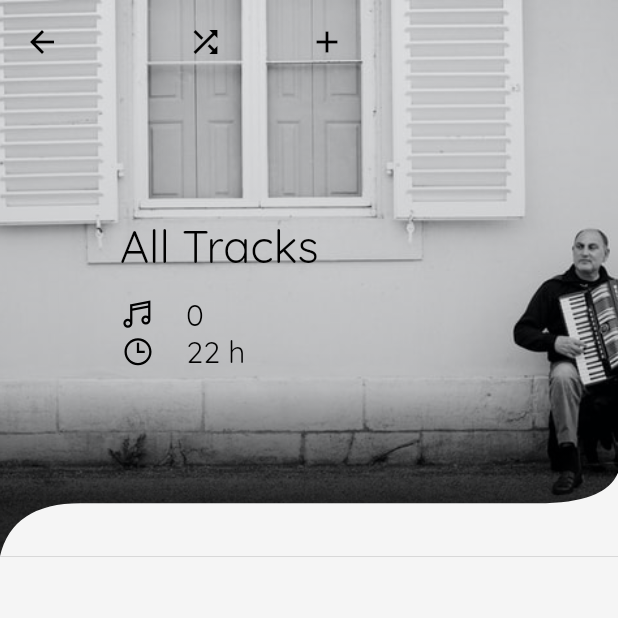
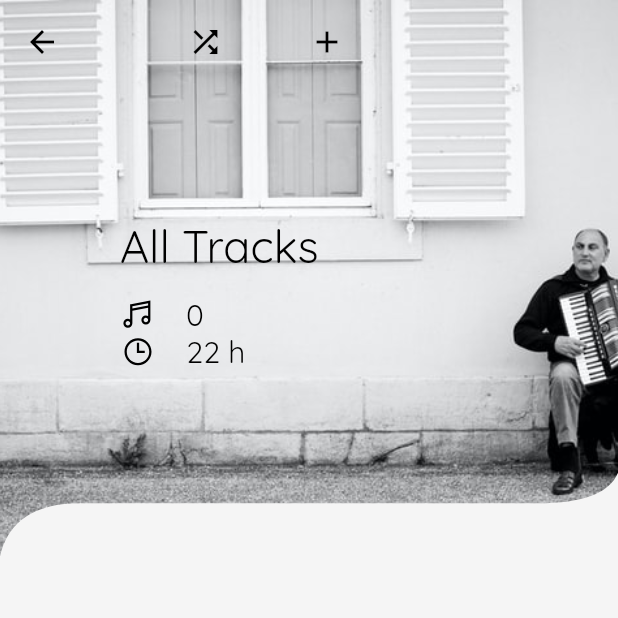
Before and after one commit to norsparyt/music_player, a Flutter app: the screen it shows after launch, after a tap on "All tracks", on a phone screen of 412 x 824 dp, the top half of it. Run offline on Flutter 3.47's test engine with Material 2 defaults, Android fonts, the phone set to English and light mode, and no system bars; our stand-ins replace clay_containers, flutter_swiper, line_awesome_icons, palette_generator, sqflite; missing offline and left inert: dart_tags, draggable_scrollbar_sliver, flutter_audio_query, music_player; accounts and stored records are empty.

Commit message:
SeekBar added. Persistent BottomBar on returning home

```diff
--- a/lib/screens/allSongs.dart
+++ b/lib/screens/allSongs.dart
@@ -36,6 +36,7 @@ class _allSongsState extends State<allSongs> with TickerProviderStateMixin {
     _controller1.dispose();
     _controller2.dispose();
     _scrollController.dispose();
+    control.dispose();
     super.dispose();
   }
 
@@ -94,12 +95,14 @@ class _allSongsState extends State<allSongs> with TickerProviderStateMixin {
                         ) {
                           _controller2.forward();
                           _controller1.forward();
-                          try{if (_scrollController.offset <=
-                              _scrollController.position.minScrollExtent &&
-                              !_scrollController.position.outOfRange) {
-                            _controller1.reverse();
-                          }}
-                          catch(e){};
+                          try {
+                            if (_scrollController.offset <=
+                                    _scrollController
+                                        .position.minScrollExtent &&
+                                !_scrollController.position.outOfRange) {
+                              _controller1.reverse();
+                            }
+                          } catch (e) {}
 
                           Song song = Song.map(songList[index]);
                           return Container(
@@ -238,8 +241,7 @@ class _allSongsState extends State<allSongs> with TickerProviderStateMixin {
       curve: Curves.easeIn,
     ));
     _scrollController.addListener(_scrollListener);
-
-
+    shouldDisplayBottomBar();
   }
 
   doSomeWork(Song song, int index) {
@@ -257,7 +259,6 @@ class _allSongsState extends State<allSongs> with TickerProviderStateMixin {
       print("paused");
     };
     if (tap == true) {
-      lastPosition=0.0;
       control.animateBack(0.4, duration: Duration(milliseconds: 200));
       Timer(Duration(milliseconds: 200), () {
         control.forward(from: 0.4);
@@ -299,9 +300,9 @@ class _allSongsState extends State<allSongs> with TickerProviderStateMixin {
     );
     color = (generator.dominantColor);
     if (generator.darkVibrantColor != null)
-    color2 = generator.darkVibrantColor;
+      color2 = generator.darkVibrantColor;
     else
-      color2= generator.dominantColor;
+      color2 = generator.dominantColor;
     setState(() {
       primColor = color.color;
       secColor = color2.color;
@@ -313,30 +314,10 @@ class _allSongsState extends State<allSongs> with TickerProviderStateMixin {
       children: <Widget>[
         Container(
           foregroundDecoration: BoxDecoration(
-//              border: Border.all(color: Colors.black,width: 4.0),
               image: DecorationImage(
                   image: AssetImage(recentsList[0].imageUrl),
                   fit: BoxFit.cover)),
         ), //IMAGE
-        Container(
-          decoration: BoxDecoration(
-            gradient: LinearGradient(
-                begin: Alignment.bottomCenter,
-                end: Alignment.topCenter,
-                colors: [
-                  primColor.withOpacity(0.8),
-                  primColor.withOpacity(0.5),
-                  primColor.withOpacity(0.2),
-                  primColor.withOpacity(0.1),
-                ],
-                stops: [
-                  0.1,
-                  0.2,
-                  0.3,
-                  1.0,
-                ]),
-          ),
-        ), //GRADIENT
         Container(
           child: CustomPaint(
               size: MediaQuery.of(context).size, painter: CurvePainter()),
@@ -441,7 +422,9 @@ class _allSongsState extends State<allSongs> with TickerProviderStateMixin {
                           scale: name.value,
                           child: IconButton(
                               icon: Icon(
-                                  (playing==true) ? Icons.pause : Icons.play_arrow,
+                                  (playing == true)
+                                      ? Icons.pause
+                                      : Icons.play_arrow,
                                   color: Colors.grey.shade100,
                                   size: 30.0),
                               onPressed: () {
@@ -513,15 +496,30 @@ class _allSongsState extends State<allSongs> with TickerProviderStateMixin {
       curve: Interval(0.6, 0.601, curve: Curves.easeIn),
     ));
   }
-
-
+  void shouldDisplayBottomBar() {if (duration != 0) {
+    musicPlayer.onIsPlaying = () {
+      setState(() {
+        playing = true;
+      });
+      print("playing");
+    };
+    musicPlayer.onIsPaused = () {
+      setState(() {
+        playing = false;
+      });
+      print("paused");
+    };
+    control.forward();
+    paletteApplied=true;
+      tap = true;
+    resetMyList();
+  }}
 }
 getArt(String path) {
   tp.getTagsFromByteArray(File(path).readAsBytes()).then((l) {
     if ((l[1].tags['picture']) != null) {
       String str = ((l[1].tags['picture']).imageData64);
       art = Image.memory(base64Decode(str));
-      print(str);
     } else {
       print("noooo");
       art = img;
@@ -531,12 +529,6 @@ getArt(String path) {
 
 //    });
 }
-
-bool tap = false;
-List songList;
-String playingSong = "";
-String playingArtist = "";
-
 getSongList() async {
   songList = await db.getAllSongs();
   for (int i = 0; i < songList.length; i++) {
@@ -544,11 +536,14 @@ getSongList() async {
   }
 }
 
+bool tap = false;
+List songList;
+String playingSong = "";
+String playingArtist = "";
 Image art = img;
 Color secColor = Colors.black87;
 Color primColor = Colors.black;
-bool playing=false;
+bool playing = false;
 int duration = 0;
 PaletteColor color;
 PaletteColor color2;
-double lastPosition=0.0;
--- a/lib/screens/home.dart
+++ b/lib/screens/home.dart
@@ -382,7 +382,7 @@ class homeState extends State<home> with SingleTickerProviderStateMixin {
       transitionsBuilder: (context, animation, secondaryAnimation, child) {
         var begin = Offset(0.0, -1.0);
         var end = Offset.zero;
-        var curve = Curves.easeIn;
+        var curve = Curves.easeOutCubic;
         var curveTween = CurveTween(curve: curve);
         var tween = Tween(begin: begin, end: end).chain(curveTween);
         return SlideTransition(
@@ -442,3 +442,4 @@ class homeState extends State<home> with SingleTickerProviderStateMixin {
 //
 //  }
 }
+bool musicPlayingIndicator;
```
Also changed, not shown: lib/data/test.dart (+28 -84 lines), lib/screens/playPage.dart (+32 -18 lines).
